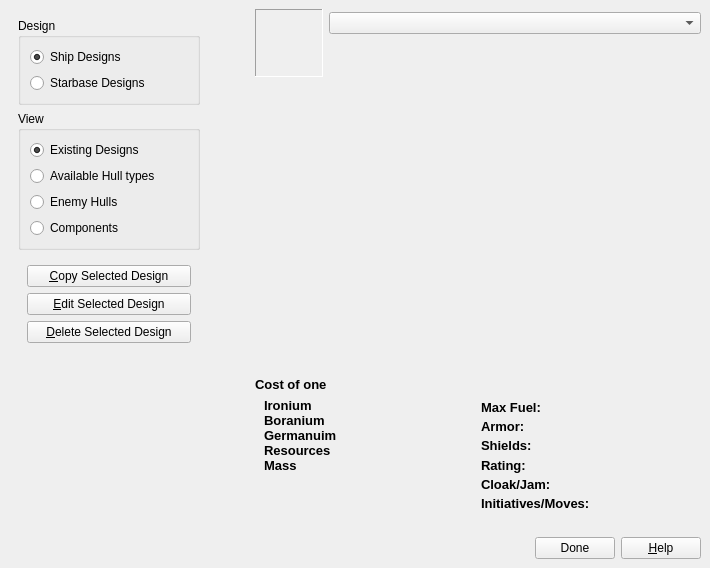
vkholodkov/freestars, file QtClient/ship_design_dialog.ui: the form before one commit.
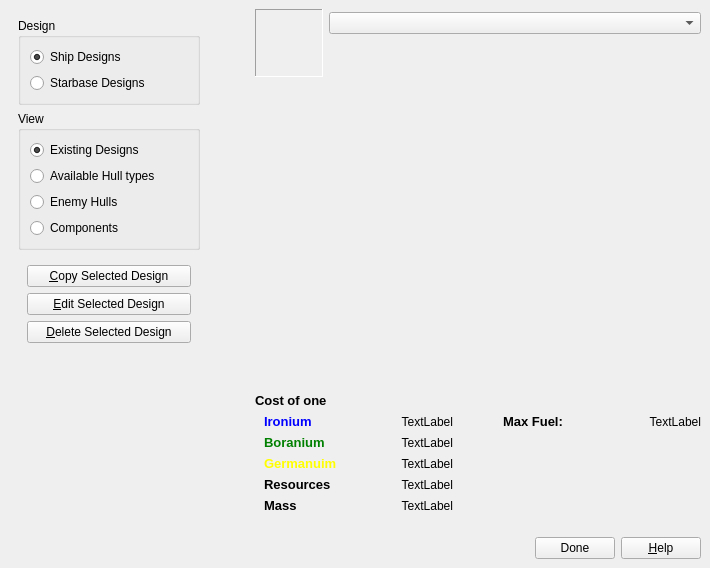
The form after the commit.

Commit message: Refactor hull ship design drawing and populate property labels

```diff
--- a/QtClient/ship_design_dialog.ui
+++ b/QtClient/ship_design_dialog.ui
@@ -759,14 +759,26 @@
                     <item>
                      <widget class="QWidget" name="widget_10" native="true">
                       <layout class="QHBoxLayout" name="horizontalLayout_4">
+                       <property name="spacing">
+                        <number>50</number>
+                       </property>
                        <property name="margin">
                         <number>0</number>
                        </property>
                        <item>
                         <widget class="QWidget" name="widget_11" native="true">
-                         <layout class="QVBoxLayout" name="verticalLayout_9">
-                          <property name="spacing">
-                           <number>0</number>
+                         <property name="sizePolicy">
+                          <sizepolicy hsizetype="Preferred" vsizetype="Preferred">
+                           <horstretch>0</horstretch>
+                           <verstretch>0</verstretch>
+                          </sizepolicy>
+                         </property>
+                         <layout class="QFormLayout" name="formLayout">
+                          <property name="fieldGrowthPolicy">
+                           <enum>QFormLayout::AllNonFixedFieldsGrow</enum>
+                          </property>
+                          <property name="rowWrapPolicy">
+                           <enum>QFormLayout::DontWrapRows</enum>
                           </property>
                           <property name="topMargin">
                            <number>0</number>
@@ -777,7 +789,7 @@
                           <property name="bottomMargin">
                            <number>0</number>
                           </property>
-                          <item>
+                          <item row="0" column="0">
                            <widget class="QLabel" name="label_4">
                             <property name="font">
                              <font>
@@ -787,12 +799,25 @@
                               <bold>true</bold>
                              </font>
                             </property>
+                            <property name="styleSheet">
+                             <string notr="true">color: blue</string>
+                            </property>
                             <property name="text">
                              <string>Ironium</string>
                             </property>
                            </widget>
                           </item>
-                          <item>
+                          <item row="0" column="1">
+                           <widget class="QLabel" name="ironiumLabel1">
+                            <property name="text">
+                             <string>TextLabel</string>
+                            </property>
+                            <property name="alignment">
+                             <set>Qt::AlignRight|Qt::AlignTrailing|Qt::AlignVCenter</set>
+                            </property>
+                           </widget>
+                          </item>
+                          <item row="1" column="0">
                            <widget class="QLabel" name="label_5">
                             <property name="font">
                              <font>
@@ -802,12 +827,25 @@
                               <bold>true</bold>
                              </font>
                             </property>
+                            <property name="styleSheet">
+                             <string notr="true">color: green</string>
+                            </property>
                             <property name="text">
                              <string>Boranium</string>
                             </property>
                            </widget>
                           </item>
-                          <item>
+                          <item row="1" column="1">
+                           <widget class="QLabel" name="boraniumLabel1">
+                            <property name="text">
+                             <string>TextLabel</string>
+                            </property>
+                            <property name="alignment">
+                             <set>Qt::AlignRight|Qt::AlignTrailing|Qt::AlignVCenter</set>
+                            </property>
+                           </widget>
+                          </item>
+                          <item row="2" column="0">
                            <widget class="QLabel" name="label_7">
                             <property name="font">
                              <font>
@@ -817,12 +855,25 @@
                               <bold>true</bold>
                              </font>
                             </property>
+                            <property name="styleSheet">
+                             <string notr="true">color: yellow</string>
+                            </property>
                             <property name="text">
                              <string>Germanuim</string>
                             </property>
                            </widget>
                           </item>
-                          <item>
+                          <item row="2" column="1">
+                           <widget class="QLabel" name="germaniumLabel1">
+                            <property name="text">
+                             <string>TextLabel</string>
+                            </property>
+                            <property name="alignment">
+                             <set>Qt::AlignRight|Qt::AlignTrailing|Qt::AlignVCenter</set>
+                            </property>
+                           </widget>
+                          </item>
+                          <item row="3" column="0">
                            <widget class="QLabel" name="label_8">
                             <property name="font">
                              <font>
@@ -837,7 +888,17 @@
                             </property>
                            </widget>
                           </item>
-                          <item>
+                          <item row="3" column="1">
+                           <widget class="QLabel" name="resourcesLabel1">
+                            <property name="text">
+                             <string>TextLabel</string>
+                            </property>
+                            <property name="alignment">
+                             <set>Qt::AlignRight|Qt::AlignTrailing|Qt::AlignVCenter</set>
+                            </property>
+                           </widget>
+                          </item>
+                          <item row="4" column="0">
                            <widget class="QLabel" name="label_13">
                             <property name="font">
                              <font>
@@ -852,35 +913,29 @@
                             </property>
                            </widget>
                           </item>
-                          <item>
-                           <spacer name="verticalSpacer_3">
-                            <property name="orientation">
-                             <enum>Qt::Vertical</enum>
+                          <item row="4" column="1">
+                           <widget class="QLabel" name="massLabel1">
+                            <property name="text">
+                             <string>TextLabel</string>
                             </property>
-                            <property name="sizeType">
-                             <enum>QSizePolicy::Minimum</enum>
+                            <property name="alignment">
+                             <set>Qt::AlignRight|Qt::AlignTrailing|Qt::AlignVCenter</set>
                             </property>
-                            <property name="sizeHint" stdset="0">
-                             <size>
-                              <width>20</width>
-                              <height>40</height>
-                             </size>
-                            </property>
-                           </spacer>
+                           </widget>
                           </item>
                          </layout>
                         </widget>
                        </item>
                        <item>
-                        <widget class="QWidget" name="widget_12" native="true">
-                         <layout class="QVBoxLayout" name="verticalLayout_10">
-                          <property name="spacing">
-                           <number>0</number>
+                        <widget class="QWidget" name="propertiesWidget1" native="true">
+                         <layout class="QFormLayout" name="formLayout_2">
+                          <property name="fieldGrowthPolicy">
+                           <enum>QFormLayout::AllNonFixedFieldsGrow</enum>
                           </property>
                           <property name="margin">
                            <number>0</number>
                           </property>
-                          <item>
+                          <item row="0" column="0">
                            <widget class="QLabel" name="label_3">
                             <property name="font">
                              <font>
@@ -895,78 +950,13 @@
                             </property>
                            </widget>
                           </item>
-                          <item>
-                           <widget class="QLabel" name="label_6">
-                            <property name="font">
-                             <font>
-                              <family>Arial</family>
-                              <pointsize>10</pointsize>
-                              <weight>75</weight>
-                              <bold>true</bold>
-                             </font>
-                            </property>
+                          <item row="0" column="1">
+                           <widget class="QLabel" name="fuelCapLabel1">
                             <property name="text">
-                             <string>Armor:</string>
+                             <string>TextLabel</string>
                             </property>
-                           </widget>
-                          </item>
-                          <item>
-                           <widget class="QLabel" name="label_9">
-                            <property name="font">
-                             <font>
-                              <family>Arial</family>
-                              <pointsize>10</pointsize>
-                              <weight>75</weight>
-                              <bold>true</bold>
-                             </font>
-                            </property>
-                            <property name="text">
-                             <string>Shields:</string>
-                            </property>
-                           </widget>
-                          </item>
-                          <item>
-                           <widget class="QLabel" name="label_10">
-                            <property name="font">
-                             <font>
-                              <family>Arial</family>
-                              <pointsize>10</pointsize>
-                              <weight>75</weight>
-                              <bold>true</bold>
-                             </font>
-                            </property>
-                            <property name="text">
-                             <string>Rating:</string>
-                            </property>
-                           </widget>
-                          </item>
-                          <item>
-                           <widget class="QLabel" name="label_11">
-                            <property name="font">
-                             <font>
-                              <family>Arial</family>
-                              <pointsize>10</pointsize>
-                              <weight>75</weight>
-                              <bold>true</bold>
-                             </font>
-                            </property>
-                            <property name="text">
-                             <string>Cloak/Jam:</string>
-                            </property>
-                           </widget>
-                          </item>
-                          <item>
-                           <widget class="QLabel" name="label_12">
-                            <property name="font">
-                             <font>
-                              <family>Arial</family>
-                              <pointsize>10</pointsize>
-                              <weight>75</weight>
-                              <bold>true</bold>
-                             </font>
-                            </property>
-                            <property name="text">
-                             <string>Initiatives/Moves:</string>
+                            <property name="alignment">
+                             <set>Qt::AlignRight|Qt::AlignTrailing|Qt::AlignVCenter</set>
                             </property>
                            </widget>
                           </item>
```
Left out of the diff: 10 changed lines with no effect on the pictures. The commit also changes 6 other files.
